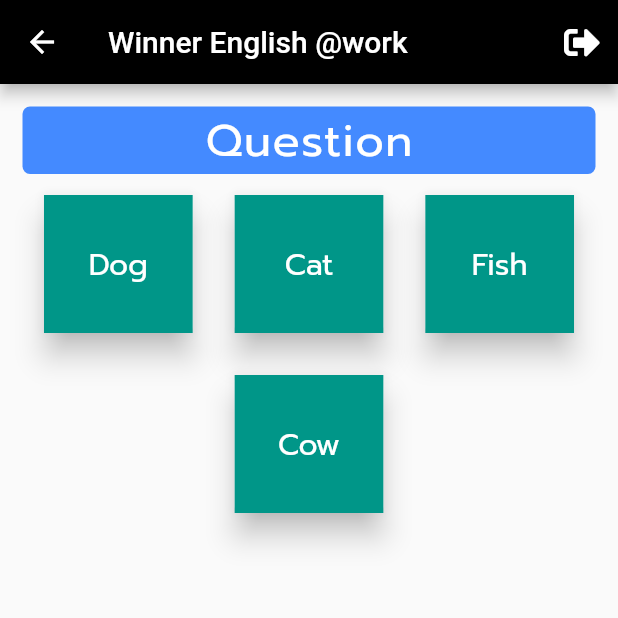
After one commit to tanin5462/winner-work, a Flutter app: the Matching screen opened directly, on a phone screen of 412 x 824 dp, the top half of it. The commit adds this screen. Run offline on Flutter 3.47's test engine with Material 2 defaults, Android fonts, the phone set to English and light mode, and no system bars; our stand-ins replace cloud_firestore, font_awesome_flutter, shared_preferences; accounts and stored records are empty.

Commit message:
matching in process

```diff
--- a/lib/screens/login.dart
+++ b/lib/screens/login.dart
@@ -126,19 +126,16 @@ class _MyLoginState extends State<MyLogin> {
         .snapshots()
         .listen(
       (data) {
-        print("username = $username , password = $password");
         if (data.documents.isEmpty == false) {
           data.documents.forEach(
             (doc) {
               if (doc.exists) {
                 pref.setString('accountKey', doc.documentID);
-                print("------------------------------------ ${doc.documentID}");
                 pref.setString(
                   'name',
                   doc.data['name'] + " " + doc.data['surname'],
                 );
-                print(pref.getString('accountKey'));
-                pref.setInt('star', doc.data['currentStar']);
+                pref.setInt('star', doc.data['star']);
                 MaterialPageRoute materialPageRoute = MaterialPageRoute(
                     builder: (BuildContext context) => MyUserMain());
                 Navigator.of(context).pushAndRemoveUntil(
--- a/lib/screens/main.dart
+++ b/lib/screens/main.dart
@@ -19,7 +19,7 @@ class _MyUserMainState extends State<MyUserMain> {
 
   String userId = "";
   Widget userHeader = UserInfoHeader();
-  Widget showWidget = JobList();
+  Widget jobList = JobList();
 
   Future<void> logout() async {
     SharedPreferences pref = await SharedPreferences.getInstance();
@@ -46,6 +46,7 @@ class _MyUserMainState extends State<MyUserMain> {
   Widget build(BuildContext context) {
     return Scaffold(
       appBar: AppBar(
+        backgroundColor: Colors.black,
         title: Text("Winner English @Work"),
         actions: <Widget>[
           IconButton(
@@ -63,7 +64,7 @@ class _MyUserMainState extends State<MyUserMain> {
       body: Container(
         child: SingleChildScrollView(
           child: Column(
-            children: <Widget>[userHeader, showWidget],
+            children: <Widget>[userHeader, jobList],
           ),
         ),
       ),
--- /dev/null
+++ b/lib/screens/matching.dart
@@ -0,0 +1,126 @@
+import 'package:cloud_firestore/cloud_firestore.dart';
+import 'package:flutter/material.dart';
+import 'package:font_awesome_flutter/font_awesome_flutter.dart';
+import 'package:shared_preferences/shared_preferences.dart';
+
+class Matching extends StatefulWidget {
+  @override
+  _MatchingState createState() => _MatchingState();
+}
+
+class _MatchingState extends State<Matching> {
+  @override
+  void initState() {
+    super.initState();
+    loadVocab();
+  }
+
+  // Variable
+  Firestore db = Firestore.instance;
+  String positionId;
+  List<Map<String, dynamic>> vocabData = [];
+  int currentQuestion = 0;
+  // Future
+  Future<void> loadVocab() async {
+    SharedPreferences pref = await SharedPreferences.getInstance();
+    positionId = pref.getString("positionKey");
+    db
+        .collection("Vocabulary")
+        .where("positionId", arrayContains: positionId)
+        .getDocuments()
+        .then((data) {
+      data.documents.forEach((doc) {
+        String correctAnswer = doc.data['vocab'];
+        // String question = doc.data['meaning'];
+        // Map<String, dynamic> finaldata = {
+        //   'question': question,
+        //   'answer1': correctAnswer
+        // };
+        List choiceTemp = [];
+        choiceTemp.add(correctAnswer);
+      });
+    });
+  }
+
+  // Widget
+  Widget showQuestion() {
+    return Container(
+      decoration: BoxDecoration(
+        color: Colors.blueAccent,
+        borderRadius: BorderRadius.circular(5.0),
+      ),
+      alignment: Alignment.center,
+      child: Text(
+        "Question",
+        style: TextStyle(
+            color: Colors.white,
+            fontSize: 30,
+            fontFamily: "Prompt",
+            letterSpacing: 1.0),
+      ),
+    );
+  }
+
+  Widget showAnswer() {
+    return Wrap(
+      alignment: WrapAlignment.center,
+      children: <Widget>[
+        answer("Dog"),
+        answer("Cat"),
+        answer("Fish"),
+        answer("Cow"),
+      ],
+    );
+  }
+
+  Widget answer(String answer) {
+    return GestureDetector(
+      onTap: () {},
+      child: Container(
+        margin: EdgeInsets.all(10.0),
+        alignment: Alignment.center,
+        width: MediaQuery.of(context).size.width * 0.26,
+        constraints: BoxConstraints(maxWidth: 140),
+        height: 100,
+        child: Card(
+          elevation: 8.0,
+          child: Container(
+            color: Colors.teal,
+            alignment: Alignment.center,
+            child: Text(
+              answer,
+              style: TextStyle(
+                color: Colors.white,
+                fontFamily: "Prompt",
+                fontSize: 20,
+              ),
+            ),
+          ),
+        ),
+      ),
+    );
+  }
+
+  @override
+  Widget build(BuildContext context) {
+    return Scaffold(
+      appBar: AppBar(
+        backgroundColor: Colors.black,
+        title: Text("Winner English @work"),
+        actions: <Widget>[
+          IconButton(
+            onPressed: () {},
+            icon: Icon(FontAwesomeIcons.signOutAlt),
+          )
+        ],
+      ),
+      body: ListView(
+        padding: EdgeInsets.all(15.0),
+        children: <Widget>[
+          showQuestion(),
+          showAnswer(),
+        ],
+      ),
+    );
+  }
+}
```
Also changed, not shown: lib/screens/joblist.dart (+17 -5 lines), lib/screens/lessonmain.dart (added, +275 -0 lines), lib/screens/worldlist.dart (+112 -17 lines).
